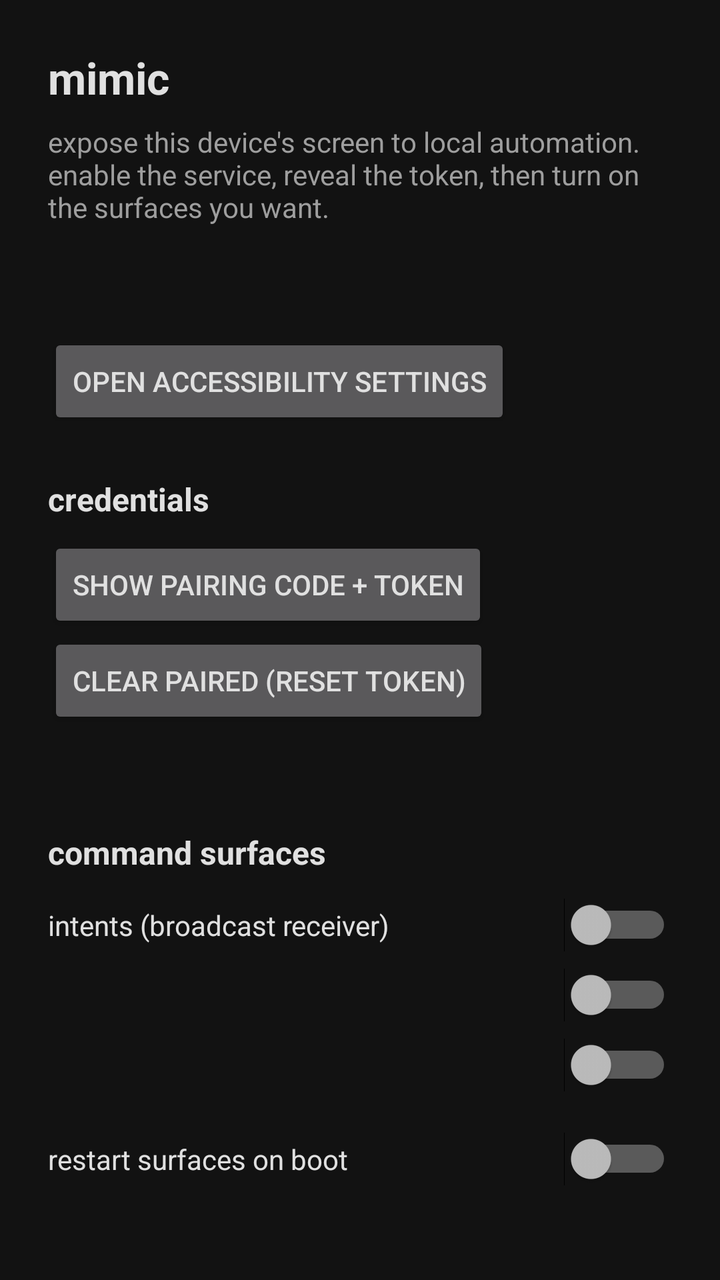
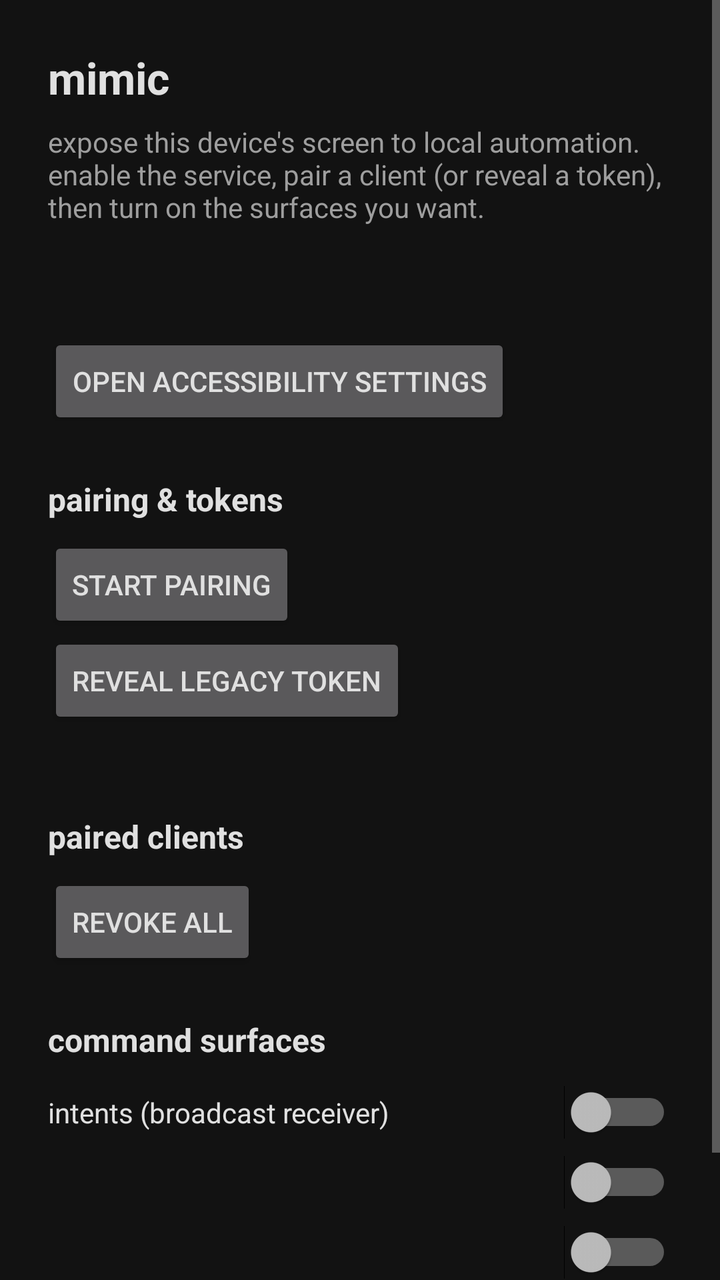

The first picture is an Android layout as it rendered before a commit; the second is the same layout after the commit. The layout source and the unified diff follow.
<!-- AndroidManifest.xml: application theme AppTheme -->
<!-- res/layout/activity_main.xml -->
<?xml version="1.0" encoding="utf-8"?>
<ScrollView xmlns:android="http://schemas.android.com/apk/res/android"
    android:layout_width="match_parent"
    android:layout_height="match_parent"
    android:fillViewport="true">

    <LinearLayout
        android:layout_width="match_parent"
        android:layout_height="wrap_content"
        android:orientation="vertical"
        android:padding="24dp">

        <TextView
            android:layout_width="wrap_content"
            android:layout_height="wrap_content"
            android:text="@string/app_name"
            android:textColor="@color/fg"
            android:textSize="22sp"
            android:textStyle="bold"
            android:paddingBottom="8dp" />

        <TextView
            android:layout_width="match_parent"
            android:layout_height="wrap_content"
            android:text="@string/intro"
            android:textColor="@color/muted"
            android:paddingBottom="24dp" />

        <TextView
            android:id="@+id/service_status"
            android:layout_width="wrap_content"
            android:layout_height="wrap_content"
            android:textColor="@color/fg"
            android:textSize="16sp"
            android:paddingBottom="8dp" />

        <Button
            android:id="@+id/open_settings"
            android:layout_width="wrap_content"
            android:layout_height="wrap_content"
            android:text="@string/open_settings"
            android:layout_marginBottom="24dp" />

        <TextView
            android:layout_width="wrap_content"
            android:layout_height="wrap_content"
            android:text="@string/creds_title"
            android:textColor="@color/fg"
            android:textSize="16sp"
            android:textStyle="bold"
            android:paddingBottom="8dp" />

        <Button
            android:id="@+id/show_creds"
            android:layout_width="wrap_content"
            android:layout_height="wrap_content"
            android:text="@string/show_creds" />

        <Button
            android:id="@+id/clear_paired"
            android:layout_width="wrap_content"
            android:layout_height="wrap_content"
            android:text="@string/clear_paired" />

        <TextView
            android:id="@+id/creds"
            android:layout_width="match_parent"
            android:layout_height="wrap_content"
            android:textColor="@color/accent"
            android:textSize="14sp"
            android:fontFamily="monospace"
            android:textIsSelectable="true"
            android:paddingTop="8dp"
            android:layout_marginBottom="24dp" />

        <TextView
            android:layout_width="wrap_content"
            android:layout_height="wrap_content"
            android:text="@string/surfaces_title"
            android:textColor="@color/fg"
            android:textSize="16sp"
            android:textStyle="bold"
            android:paddingBottom="8dp" />

        <Switch
            android:id="@+id/sw_intents"
            android:layout_width="match_parent"
            android:layout_height="wrap_content"
            android:text="@string/sw_intents"
            android:textColor="@color/fg"
            android:paddingVertical="8dp" />

        <Switch
            android:id="@+id/sw_http"
            android:layout_width="match_parent"
            android:layout_height="wrap_content"
            android:textColor="@color/fg"
            android:paddingVertical="8dp" />

        <Switch
            android:id="@+id/sw_mcp"
            android:layout_width="match_parent"
            android:layout_height="wrap_content"
            android:textColor="@color/fg"
            android:paddingVertical="8dp" />

        <Switch
            android:id="@+id/sw_boot"
            android:layout_width="match_parent"
            android:layout_height="wrap_content"
            android:text="@string/boot"
            android:textColor="@color/fg"
            android:layout_marginTop="16dp" />

    </LinearLayout>
</ScrollView>
<!-- resources referenced by this layout -->
<resources>
  <color name="accent">#4CAF50</color>
  <color name="fg">#E0E0E0</color>
  <color name="muted">#9E9E9E</color>
  <string name="app_name">mimic</string>
  <string name="boot">restart surfaces on boot</string>
  <string name="clear_paired">clear paired (reset token)</string>
  <string name="creds_title">credentials</string>
  <string name="intro">expose this device\'s screen to local automation. enable the service, reveal the token, then turn on the surfaces you want.</string>
  <string name="open_settings">open accessibility settings</string>
  <string name="show_creds">show pairing code + token</string>
  <string name="surfaces_title">command surfaces</string>
  <string name="sw_intents">intents (broadcast receiver)</string>
  <style name="AppTheme" parent="@android:style/Theme.Material">
          <item name="android:colorBackground">@color/bg</item>
          <item name="android:windowBackground">@color/bg</item>
          <item name="android:textColorPrimary">@color/fg</item>
          <item name="android:textColorSecondary">@color/muted</item>
          <item name="android:colorAccent">@color/accent</item>
      </style>
  <color name="bg">#121212</color>
</resources>

<!-- the commit's change to res/layout/activity_main.xml (unified diff, before → after) -->
@@ -51,16 +51,16 @@
             android:paddingBottom="8dp" />
 
         <Button
-            android:id="@+id/show_creds"
+            android:id="@+id/start_pairing"
             android:layout_width="wrap_content"
             android:layout_height="wrap_content"
-            android:text="@string/show_creds" />
+            android:text="@string/start_pairing" />
 
         <Button
-            android:id="@+id/clear_paired"
+            android:id="@+id/legacy_token"
             android:layout_width="wrap_content"
             android:layout_height="wrap_content"
-            android:text="@string/clear_paired" />
+            android:text="@string/legacy_token" />
 
         <TextView
             android:id="@+id/creds"
@@ -71,6 +71,28 @@
             android:fontFamily="monospace"
             android:textIsSelectable="true"
             android:paddingTop="8dp"
+            android:layout_marginBottom="16dp" />
+
+        <TextView
+            android:layout_width="wrap_content"
+            android:layout_height="wrap_content"
+            android:text="@string/clients_title"
+            android:textColor="@color/fg"
+            android:textSize="16sp"
+            android:textStyle="bold"
+            android:paddingBottom="8dp" />
+
+        <LinearLayout
+            android:id="@+id/clients"
+            android:layout_width="match_parent"
+            android:layout_height="wrap_content"
+            android:orientation="vertical" />
+
+        <Button
+            android:id="@+id/clear_paired"
+            android:layout_width="wrap_content"
+            android:layout_height="wrap_content"
+            android:text="@string/clear_paired"
             android:layout_marginBottom="24dp" />
 
         <TextView
<!-- resource entries referenced after the edit -->
@@ -5,11 +5,13 @@
   <color name="muted">#9E9E9E</color>
   <string name="app_name">mimic</string>
   <string name="boot">restart surfaces on boot</string>
-  <string name="clear_paired">clear paired (reset token)</string>
-  <string name="creds_title">credentials</string>
-  <string name="intro">expose this device\'s screen to local automation. enable the service, reveal the token, then turn on the surfaces you want.</string>
+  <string name="clear_paired">revoke all</string>
+  <string name="clients_title">paired clients</string>
+  <string name="creds_title">pairing &amp; tokens</string>
+  <string name="intro">expose this device\'s screen to local automation. enable the service, pair a client (or reveal a token), then turn on the surfaces you want.</string>
+  <string name="legacy_token">reveal legacy token</string>
   <string name="open_settings">open accessibility settings</string>
-  <string name="show_creds">show pairing code + token</string>
+  <string name="start_pairing">start pairing</string>
   <string name="surfaces_title">command surfaces</string>
   <string name="sw_intents">intents (broadcast receiver)</string>
   <style name="AppTheme" parent="@android:style/Theme.Material">
